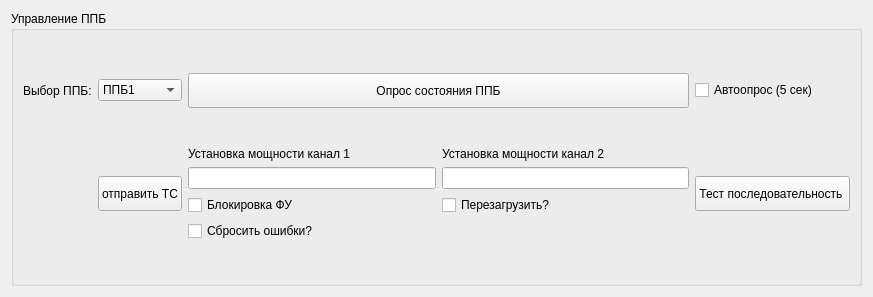
This is PPB_GUI_Sandbox/controlwidget.ui in Anatolichka2202/PPB_Project as Qt 5 draws it before an edit. The edited form follows.
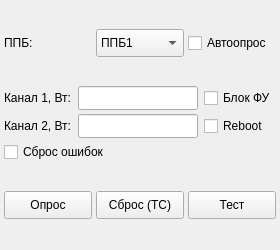
This is the edited form.

Diff of the .ui file:
```diff
--- a/PPB_GUI_Sandbox/controlwidget.ui
+++ b/PPB_GUI_Sandbox/controlwidget.ui
@@ -6,146 +6,180 @@
    <rect>
     <x>0</x>
     <y>0</y>
-    <width>873</width>
-    <height>297</height>
-   </rect>
-  </property>
-  <property name="minimumSize">
-   <size>
-    <width>700</width>
+    <width>280</width>
     <height>250</height>
-   </size>
+   </rect>
+  </property>
+  <property name="sizePolicy">
+   <sizepolicy hsizetype="Expanding" vsizetype="Preferred">
+    <horstretch>0</horstretch>
+    <verstretch>0</verstretch>
+   </sizepolicy>
   </property>
   <property name="windowTitle">
    <string>Form</string>
   </property>
   <layout class="QVBoxLayout" name="verticalLayout">
+   <property name="spacing">
+    <number>4</number>
+   </property>
+   <property name="leftMargin">
+    <number>4</number>
+   </property>
+   <property name="topMargin">
+    <number>4</number>
+   </property>
+   <property name="rightMargin">
+    <number>4</number>
+   </property>
+   <property name="bottomMargin">
+    <number>4</number>
+   </property>
    <item>
-    <widget class="QGroupBox" name="groupBoxControl">
+    <layout class="QHBoxLayout" name="horizontalLayout">
+     <item>
+      <widget class="QLabel" name="label">
+       <property name="text">
+        <string>ППБ:</string>
+       </property>
+      </widget>
+     </item>
+     <item>
+      <widget class="QComboBox" name="comboBoxPPBSelect">
      <property name="minimumSize">
       <size>
        <width>0</width>
-       <height>150</height>
-      </size>
-     </property>
-     <property name="title">
-      <string>Управление ППБ</string>
-     </property>
+         <height>28</height>
+        </size>
+       </property>
+       <item>
+        <property name="text">
+         <string>ППБ1</string>
+        </property>
+       </item>
+       <item>
+        <property name="text">
+         <string>ППБ2</string>
+        </property>
+       </item>
+      </widget>
+     </item>
+     <item>
+      <widget class="QCheckBox" name="checkBoxAutoPoll">
+       <property name="text">
+        <string>Автоопрос</string>
+       </property>
+      </widget>
+     </item>
+    </layout>
+   </item>
+   <item>
      <layout class="QGridLayout" name="gridLayout">
-      <item row="2" column="3">
-       <layout class="QGridLayout" name="gridLayout_3">
-        <item row="2" column="0">
-         <widget class="QLineEdit" name="power_set_up_ch1"/>
-        </item>
-        <item row="2" column="2">
-         <widget class="QLineEdit" name="power_set_up_ch2"/>
-        </item>
-        <item row="3" column="0">
-         <widget class="QCheckBox" name="disactiveFu">
-          <property name="text">
-           <string>Блокировка ФУ</string>
-          </property>
-         </widget>
-        </item>
-        <item row="1" column="0">
+     <property name="horizontalSpacing">
+      <number>6</number>
+     </property>
+     <property name="verticalSpacing">
+      <number>4</number>
+     </property>
+     <item row="0" column="0">
          <widget class="QLabel" name="label_power_set_up_ch1">
           <property name="text">
-           <string>Установка мощности канал 1</string>
+        <string>Канал 1, Вт:</string>
           </property>
          </widget>
         </item>
-        <item row="3" column="2">
+     <item row="0" column="1">
+      <widget class="QLineEdit" name="power_set_up_ch1">
+       <property name="minimumSize">
+        <size>
+         <width>0</width>
+         <height>24</height>
+        </size>
+       </property>
+      </widget>
+     </item>
+     <item row="0" column="2">
+      <widget class="QCheckBox" name="disactiveFu">
+       <property name="text">
+        <string>Блок ФУ</string>
+       </property>
+      </widget>
+     </item>
+     <item row="1" column="0">
+      <widget class="QLabel" name="label_power_set_up_ch2">
+       <property name="text">
+        <string>Канал 2, Вт:</string>
+       </property>
+      </widget>
+     </item>
+     <item row="1" column="1">
+      <widget class="QLineEdit" name="power_set_up_ch2">
+       <property name="minimumSize">
+        <size>
+         <width>0</width>
+         <height>24</height>
+        </size>
+       </property>
+      </widget>
+     </item>
+     <item row="1" column="2">
          <widget class="QCheckBox" name="isReboot">
           <property name="text">
-           <string>Перезагрузить?</string>
+        <string>Reboot</string>
           </property>
          </widget>
         </item>
-        <item row="4" column="0">
+     <item row="2" column="0" colspan="3">
          <widget class="QCheckBox" name="isreseterror">
           <property name="text">
-           <string>Сбросить ошибки?</string>
-          </property>
-         </widget>
-        </item>
-        <item row="1" column="2">
-         <widget class="QLabel" name="label_power_set_up_ch2">
-          <property name="text">
-           <string>Установка мощности канал 2</string>
+        <string>Сброс ошибок</string>
           </property>
          </widget>
         </item>
        </layout>
       </item>
-      <item row="1" column="2">
-       <widget class="QComboBox" name="comboBoxPPBSelect">
         <item>
-         <property name="text">
-          <string>ППБ1</string>
-         </property>
-        </item>
+    <layout class="QHBoxLayout" name="horizontalLayout_2">
         <item>
-         <property name="text">
-          <string>ППБ2</string>
-         </property>
-        </item>
-       </widget>
-      </item>
-      <item row="1" column="0">
-       <widget class="QLabel" name="label">
-        <property name="text">
-         <string>Выбор ППБ:</string>
-        </property>
-       </widget>
-      </item>
-      <item row="1" column="3">
        <widget class="QPushButton" name="pushButtonPollStatus">
         <property name="minimumSize">
          <size>
           <width>0</width>
-          <height>35</height>
+         <height>28</height>
          </size>
         </property>
         <property name="text">
-         <string>Опрос состояния ППБ</string>
+        <string>Опрос</string>
         </property>
        </widget>
       </item>
-      <item row="1" column="4">
-       <widget class="QCheckBox" name="checkBoxAutoPoll">
-        <property name="text">
-         <string>Автоопрос (5 сек)</string>
-        </property>
-       </widget>
-      </item>
-      <item row="2" column="4">
-       <widget class="QPushButton" name="pushButtonTestSequence">
-        <property name="minimumSize">
-         <size>
-          <width>0</width>
-          <height>35</height>
-         </size>
-        </property>
-        <property name="text">
-         <string>Тест последовательность </string>
-        </property>
-       </widget>
-      </item>
-      <item row="2" column="2">
+     <item>
        <widget class="QPushButton" name="pushButtonReset">
         <property name="minimumSize">
          <size>
           <width>0</width>
-          <height>35</height>
+         <height>28</height>
          </size>
         </property>
         <property name="text">
-         <string>отправить ТС</string>
+        <string>Сброс (TC)</string>
+       </property>
+      </widget>
+     </item>
+     <item>
+      <widget class="QPushButton" name="pushButtonTestSequence">
+       <property name="minimumSize">
+        <size>
+         <width>0</width>
+         <height>28</height>
+        </size>
+       </property>
+       <property name="text">
+        <string>Тест</string>
         </property>
        </widget>
       </item>
      </layout>
-    </widget>
    </item>
   </layout>
  </widget>
```
Lines whose indentation alone changed are shown as unchanged.
